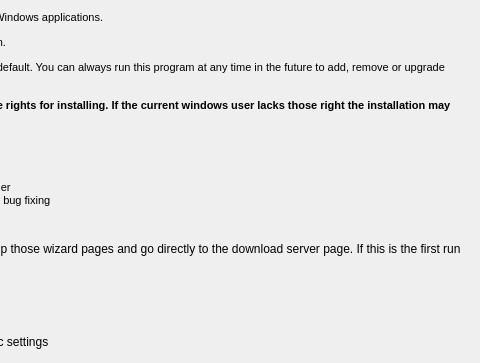
KDE/kdewin-installer, file gui/themes/main/titlepage.ui: the form before one commit; both pictures show x 295 to 775 and y 0 to 363 of the 775 by 363 pixel window.
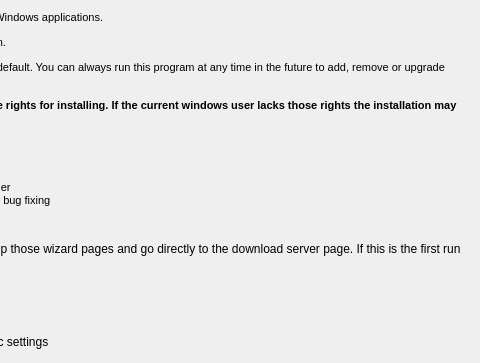
The form after the commit.

What changed in the file:
```diff
--- a/gui/themes/main/titlepage.ui
+++ b/gui/themes/main/titlepage.ui
@@ -76,7 +76,7 @@
 &lt;p style=" margin-top:12px; margin-bottom:12px; margin-left:0px; margin-right:0px; -qt-block-indent:0; text-indent:0px; font-size:8pt;">This setup program is used for the installation of KDE for Windows applications.&lt;/p>
 &lt;p style=" margin-top:12px; margin-bottom:12px; margin-left:0px; margin-right:0px; -qt-block-indent:0; text-indent:0px; font-size:8pt;">The pages that follow will guide you through the installation. &lt;/p>
 &lt;p style=" margin-top:12px; margin-bottom:12px; margin-left:0px; margin-right:0px; -qt-block-indent:0; text-indent:0px; font-size:8pt;">This installer will install only a basic set of applications by default. You can always run this program at any time in the future to add, remove or upgrade packages if necessary. &lt;/p>
-&lt;p style=" margin-top:12px; margin-bottom:12px; margin-left:0px; margin-right:0px; -qt-block-indent:0; text-indent:0px; font-size:8pt;">&lt;span style=" font-weight:600;">Please note that some packages require administrative rights for installing. If the current windows user lacks those right the installation may fail.&lt;/span>&lt;/p>
+&lt;p style=" margin-top:12px; margin-bottom:12px; margin-left:0px; margin-right:0px; -qt-block-indent:0; text-indent:0px; font-size:8pt;">&lt;span style=" font-weight:600;">Please note that some packages require administrative rights for installing. If the current windows user lacks those rights the installation may fail.&lt;/span>&lt;/p>
 &lt;p style="-qt-paragraph-type:empty; margin-top:12px; margin-bottom:12px; margin-left:0px; margin-right:0px; -qt-block-indent:0; text-indent:0px; font-size:8pt; font-weight:600;">&lt;/p>&lt;/body>&lt;/html></string>
      </property>
      <property name="textFormat" >
```
